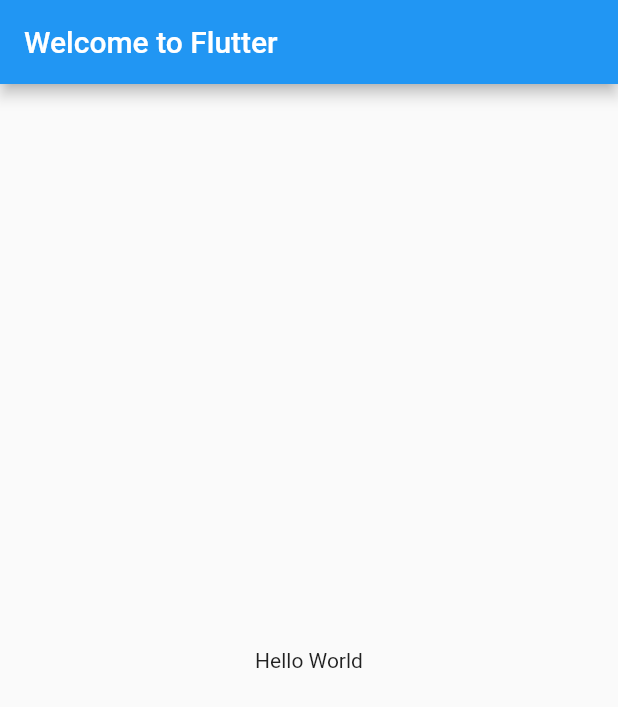
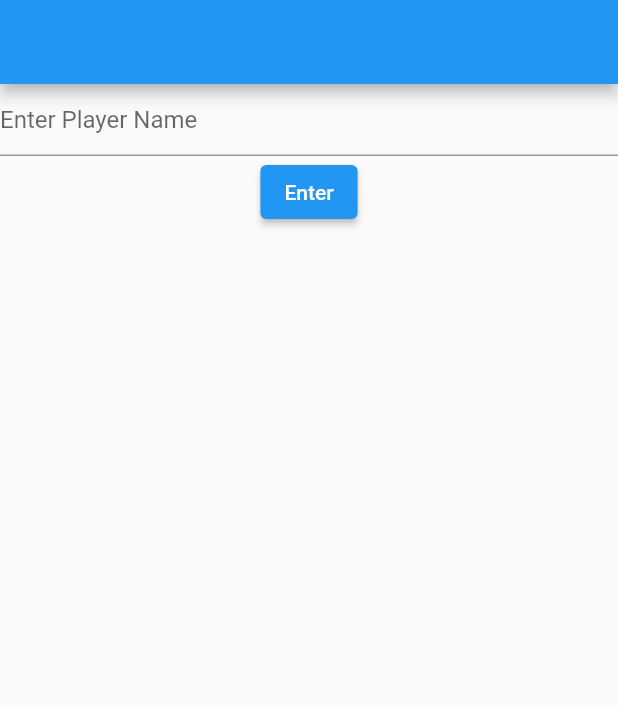
Before and after one commit to splgroup15/sportsAnalytics, a Flutter app: the screen it shows after launch, on a phone screen of 412 x 824 dp. Shown: the top 707 px of the screen. Run offline on Flutter 3.47's test engine with Material 2 defaults, Android fonts, the phone set to English and light mode, and no system bars; our stand-ins replace cloud_firestore, firebase_core; accounts and stored records are empty; generated files the repository leaves out were written again.

Commit message:
Flutter connection with firebase App sending data

```diff
--- a/lib/main.dart
+++ b/lib/main.dart
@@ -1,10 +1,12 @@
-// Copyright 2018 The Flutter team. All rights reserved.
-// Use of this source code is governed by a BSD-style license that can be
-// found in the LICENSE file.
+import 'package:flutter/material.dart';
+import 'package:firebase_core/firebase_core.dart';
+import 'package:sports_flutter_app/screens/homepage.dart';
+import 'firebase_options.dart';
 
-import 'package:flutter/material.dart';
-
-void main() {
+Future<void> main() async {
+  WidgetsFlutterBinding.ensureInitialized();
+  await Firebase.initializeApp(options:
+  DefaultFirebaseOptions.currentPlatform);
   runApp(const MyApp());
 }
 
@@ -14,15 +16,30 @@ class MyApp extends StatelessWidget {
   @override
   Widget build(BuildContext context) {
     return MaterialApp(
-      title: 'Welcome to Flutter',
-      home: Scaffold(
-        appBar: AppBar(
-          title: const Text('Welcome to Flutter'),
-        ),
-        body: const Center(
-          child: Text('Hello World'),
-        ),
-      ),
+      debugShowCheckedModeBanner: false,
+      home: RootSportWidget()
     );
   }
 }
+
+class RootSportWidget extends StatelessWidget {
+  final Future<FirebaseApp> _initialisation = Firebase.initializeApp();
+  RootSportWidget({super.key});
+  @override
+  Widget build(BuildContext context){
+    return FutureBuilder(
+future: _initialisation,
+      builder: (context,snapshot) {
+      if(snapshot.hasError){
+        print('Something Went Wrong');
+      }
+
+      if(snapshot.connectionState == ConnectionState.done){
+        return HomePage();
+      }
+
+      return const Center(child:CircularProgressIndicator());
+  }
+  );
+}
+}
--- /dev/null
+++ b/lib/screens/homepage.dart
@@ -0,0 +1,33 @@
+import 'package:flutter/material.dart';
+import 'package:cloud_firestore/cloud_firestore.dart';
+
+class HomePage extends StatelessWidget{
+CollectionReference player = FirebaseFirestore.instance.collection('Player');
+String textNote = ' ';
+  HomePage({super.key});
+  @override
+  Widget build(BuildContext context) {
+    return Scaffold(
+      appBar: AppBar(),
+      body: Column(
+        children: [
+           TextField(
+             onChanged: (value){
+               textNote = value;
+             },
+            decoration: const InputDecoration(
+              hintText: 'Enter Player Name'
+            ),
+          ),
+          ElevatedButton(onPressed: () async{
+            await player.add({
+              'firstName': 'Dhawan',
+              'age': 38
+            }).then((value) => print('player added'));
+          },
+              child: Text('Enter'))
+        ],
+      )
+    );
+  }
+}
--- a/pubspec.yaml
+++ b/pubspec.yaml
@@ -36,6 +36,9 @@ dependencies:
   # The following adds the Cupertino Icons font to your application.
   # Use with the CupertinoIcons class for iOS style icons.
   cupertino_icons: ^1.0.2
+  firebase_core: ^2.1.1
+  firebase_app_installations: ^0.2.1+2
+  cloud_firestore: ^4.0.3
 
 dev_dependencies:
   flutter_test:
```
Also changed, not shown: pubspec.lock, 3 other files.
